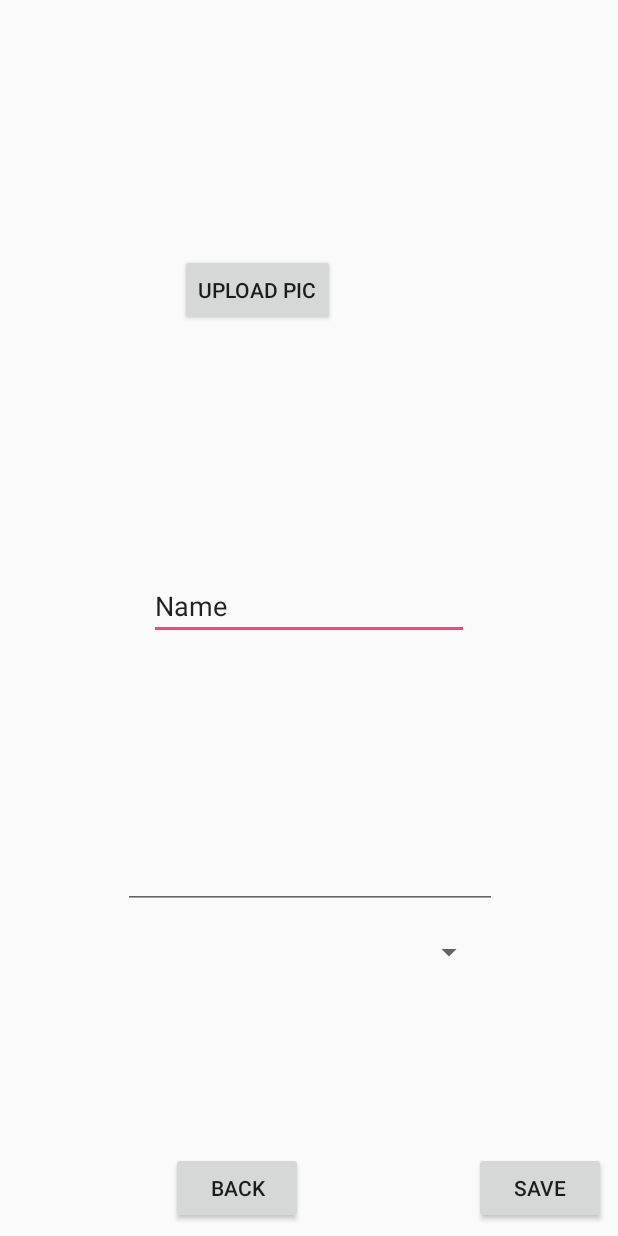
After one commit to NS-Mojtaba/AND_FoodProject, an Android app: the AddRecipe screen opened directly, with no data from a screen before it, on a phone screen of 412 x 824 dp. The commit adds this screen. Run offline under Robolectric (Android 15) with nearby library versions, the phone set to English and light mode, and no system bars.

Commit message:
add recipe view and Category View

```diff
--- /dev/null
+++ b/app/src/main/java/com/example/ciber/and_foodproject/AddRecipe.java
@@ -0,0 +1,13 @@
+package com.example.ciber.and_foodproject;
+
+import android.support.v7.app.AppCompatActivity;
+import android.os.Bundle;
+
+public class AddRecipe extends AppCompatActivity {
+
+    @Override
+    protected void onCreate(Bundle savedInstanceState) {
+        super.onCreate(savedInstanceState);
+        setContentView(R.layout.activity_add_recipe);
+    }
+}
--- /dev/null
+++ b/app/src/main/res/layout/activity_add_recipe.xml
@@ -0,0 +1,86 @@
+<?xml version="1.0" encoding="utf-8"?>
+<android.support.constraint.ConstraintLayout xmlns:android="http://schemas.android.com/apk/res/android"
+    xmlns:app="http://schemas.android.com/apk/res-auto"
+    xmlns:tools="http://schemas.android.com/tools"
+    android:layout_width="match_parent"
+    android:layout_height="match_parent"
+    tools:context=".AddRecipe">
+
+    <Button
+        android:id="@+id/button"
+        android:layout_width="wrap_content"
+        android:layout_height="wrap_content"
+        android:layout_marginBottom="8dp"
+        android:layout_marginEnd="8dp"
+        android:layout_marginStart="8dp"
+        android:layout_marginTop="8dp"
+        android:text="Upload pic"
+        app:layout_constraintBottom_toTopOf="@+id/editText2"
+        app:layout_constraintEnd_toEndOf="parent"
+        app:layout_constraintHorizontal_bias="0.382"
+        app:layout_constraintStart_toStartOf="parent"
+        app:layout_constraintTop_toTopOf="parent"
+        app:layout_constraintVertical_bias="0.508" />
+
+    <EditText
+        android:id="@+id/editText2"
+        android:layout_width="wrap_content"
+        android:layout_height="wrap_content"
+        android:layout_marginBottom="8dp"
+        android:layout_marginEnd="8dp"
+        android:layout_marginStart="8dp"
+        android:ems="10"
+        android:inputType="textPersonName"
+        android:text="Name"
+        app:layout_constraintBottom_toTopOf="@+id/editText3"
+        app:layout_constraintEnd_toEndOf="parent"
+        app:layout_constraintStart_toStartOf="parent" />
+
+    <EditText
+        android:id="@+id/editText3"
+        android:layout_width="249dp"
+        android:layout_height="171dp"
+        android:layout_marginBottom="8dp"
+        android:layout_marginEnd="8dp"
+        android:layout_marginStart="8dp"
+        android:ems="10"
+        android:inputType="textMultiLine"
+        app:layout_constraintBottom_toTopOf="@+id/spinner"
+        app:layout_constraintEnd_toEndOf="parent"
+        app:layout_constraintHorizontal_bias="0.504"
+        app:layout_constraintStart_toStartOf="parent" />
+
+    <Spinner
+        android:id="@+id/spinner"
+        android:layout_width="234dp"
+        android:layout_height="42dp"
+        android:layout_marginBottom="112dp"
+        android:layout_marginEnd="8dp"
+        android:layout_marginStart="8dp"
+        app:layout_constraintBottom_toTopOf="@+id/button2"
+        app:layout_constraintEnd_toEndOf="parent"
+        app:layout_constraintStart_toStartOf="parent" />
+
+    <Button
+        android:id="@+id/button2"
+        android:layout_width="wrap_content"
+        android:layout_height="wrap_content"
+        android:layout_marginBottom="8dp"
+        android:layout_marginEnd="8dp"
+        android:layout_marginStart="8dp"
+        android:text="Back"
+        app:layout_constraintBottom_toBottomOf="parent"
+        app:layout_constraintEnd_toStartOf="@+id/button3"
+        app:layout_constraintStart_toStartOf="parent" />
+
+    <Button
+        android:id="@+id/button3"
+        android:layout_width="wrap_content"
+        android:layout_height="wrap_content"
+        android:layout_marginBottom="8dp"
+        android:layout_marginEnd="8dp"
+        android:text="Save"
+        app:layout_constraintBottom_toBottomOf="parent"
+        app:layout_constraintEnd_toEndOf="parent" />
+
+</android.support.constraint.ConstraintLayout>
--- a/app/src/main/res/layout/activity_main.xml
+++ b/app/src/main/res/layout/activity_main.xml
@@ -95,4 +95,8 @@
         android:gravity="center_vertical|center"
         android:text="@string/addItem_button" />
 
+
+
+
+
 </RelativeLayout>
--- a/app/src/main/res/values/strings.xml
+++ b/app/src/main/res/values/strings.xml
@@ -12,4 +12,6 @@
     <string name="category_desert">Desert</string>
     <string name="addItem_button">+</string>
     <string name="sign_in">Sign-in</string>
+
+
 </resources>
```
Also changed, not shown: app/src/main/AndroidManifest.xml (+5 -3 lines), app/src/main/java/com/example/ciber/and_foodproject/Category.java (added, +13 -0 lines), app/src/main/res/layout/activity_category.xml (added, +51 -0 lines).
